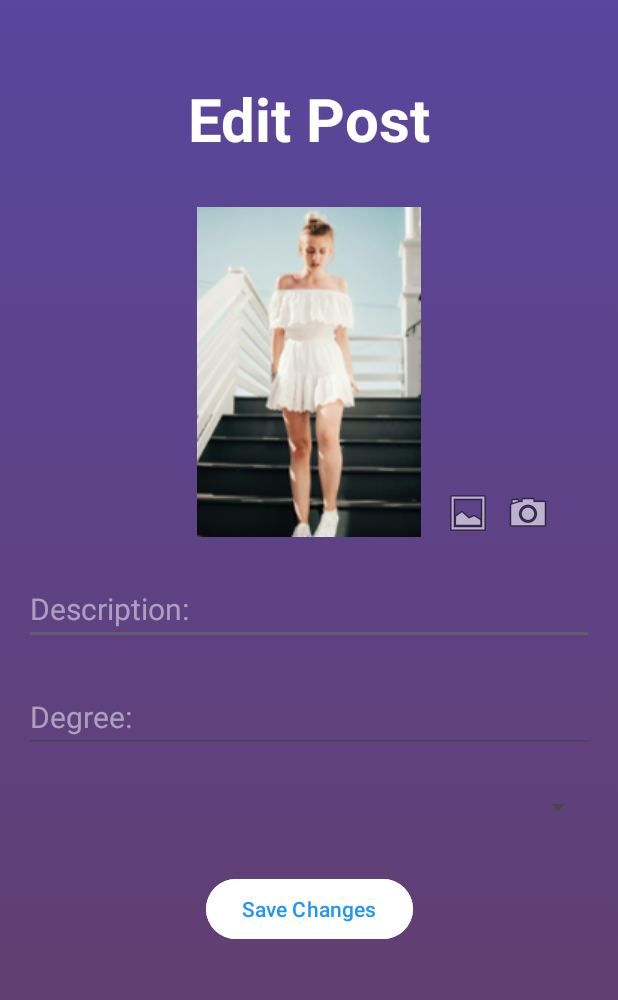
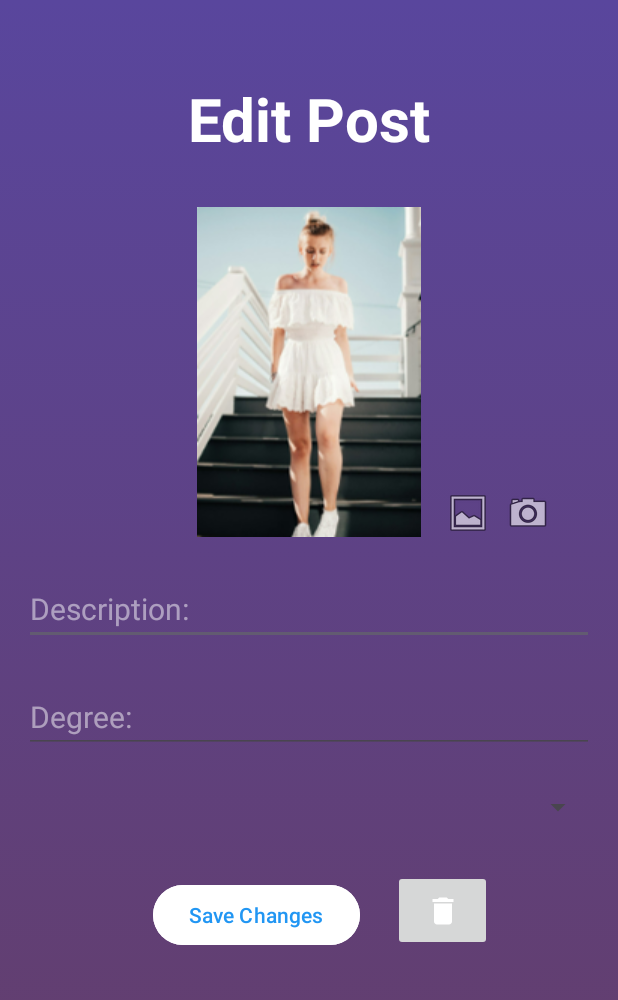
Before and after one commit to talgins47/WearWise, an Android app: the fragment EditPostFragment shown on its own in the app's theme, on a phone screen of 412 x 824 dp. Shown: the top 1000 px of the screen. Run offline under Robolectric (Android 15) with nearby library versions, the phone set to English and light mode, and no system bars; our stand-ins replace Firebase (no records; nobody signed in at launch, a user with empty details on screens opened directly), Picasso, navigation-ui; pictures from the network do not load; 4 statements that could not run were skipped.

Commit message:
edit posts +splash screen

```diff
--- a/app/src/main/java/com/example/wearwise/Adapters/PostAdapter.java
+++ b/app/src/main/java/com/example/wearwise/Adapters/PostAdapter.java
@@ -58,4 +58,8 @@ public class PostAdapter extends RecyclerView.Adapter<PostViewHolder>{
         if(postData == null) return 0;
         return postData.size();
     }
+    public void updateData(List<Post> newPosts) {
+        this.postData = newPosts;
+        notifyDataSetChanged();
+    }
 }
--- a/app/src/main/java/com/example/wearwise/Adapters/PostViewHolder.java
+++ b/app/src/main/java/com/example/wearwise/Adapters/PostViewHolder.java
@@ -27,6 +27,7 @@ public class PostViewHolder extends RecyclerView.ViewHolder {
     TextView tempTextView;
     TextView describeTextView;
     ImageView editButton;
+    ImageView deleteButton;
 
 
     public PostViewHolder(@NonNull View itemView) {
@@ -73,11 +74,11 @@ public class PostViewHolder extends RecyclerView.ViewHolder {
             editButton.setVisibility(View.VISIBLE);
             editButton.setOnClickListener(v -> {
                 String postId = post.getUsername(); // Replace with your post ID getter
-                // Navigate with arguments if needed
                 NavDirections action = ProfilePageFragmentDirections.actionProfilePageFragmentToEditPostFragment();
                 Navigation.findNavController(v).navigate(action);
             });
         } else {
+            deleteButton.setVisibility(View.GONE);
             editButton.setVisibility(View.GONE);
         }
     }
--- a/app/src/main/java/com/example/wearwise/MainActivity.java
+++ b/app/src/main/java/com/example/wearwise/MainActivity.java
@@ -52,7 +52,7 @@ public class MainActivity extends AppCompatActivity {
                 BottomNavigationView navView = findViewById(R.id.main_bottom_navigation);
                 NavigationUI.setupWithNavController(navView, navController);
             }
-        }, 1500);
+        }, 1000);
     }
 
     @Override
--- a/app/src/main/java/com/example/wearwise/model/FireBaseModel.java
+++ b/app/src/main/java/com/example/wearwise/model/FireBaseModel.java
@@ -272,7 +272,7 @@ public class FireBaseModel {
 
 
     public void updatePost(Post post, Model.Listener<Void> listener) {
-        db.collection("Posts").document(post.username).update(Post.toJson(post)).addOnCompleteListener(new OnCompleteListener<Void>() {
+        db.collection("Posts").document(post.id).update(Post.toJson(post)).addOnCompleteListener(new OnCompleteListener<Void>() {
             public void onComplete(@NonNull Task<Void> task) {
                 if (task.isSuccessful()) {
                     Model.instance().refreshAllUsers();
@@ -282,4 +282,8 @@ public class FireBaseModel {
             }
         });
     }
+
+    public void deletePost(Post post) {
+        db.collection("Post").document(post.id).delete();
+    }
 }
--- a/app/src/main/java/com/example/wearwise/model/PostsDao.java
+++ b/app/src/main/java/com/example/wearwise/model/PostsDao.java
@@ -31,4 +31,5 @@ public interface PostsDao {
 
     @Query("select * from Post where username=:username")
     LiveData<Post> getPostByUsername(String username);
+
 }
--- /dev/null
+++ b/app/src/main/res/drawable/delete_icon.xml
@@ -0,0 +1,5 @@
+<vector xmlns:android="http://schemas.android.com/apk/res/android" android:height="24dp" android:tint="#FFFFFF" android:viewportHeight="24" android:viewportWidth="24" android:width="24dp">
+
+    <path android:fillColor="@android:color/white" android:pathData="M6,19c0,1.1 0.9,2 2,2h8c1.1,0 2,-0.9 2,-2V7H6v12zM19,4h-3.5l-1,-1h-5l-1,1H5v2h14V4z"/>
+
+</vector>
--- a/app/src/main/res/layout/fragment_edit_post.xml
+++ b/app/src/main/res/layout/fragment_edit_post.xml
@@ -13,6 +13,16 @@
         <androidx.constraintlayout.widget.ConstraintLayout
             android:layout_width="match_parent"
             android:layout_height="wrap_content">
+
+            <ImageButton
+                android:id="@+id/delete_btn"
+                android:layout_width="66dp"
+                android:layout_height="54dp"
+                android:layout_marginTop="30dp"
+                android:layout_marginEnd="84dp"
+                app:layout_constraintEnd_toEndOf="parent"
+                app:layout_constraintTop_toBottomOf="@+id/citySpinerPost"
+                app:srcCompat="@drawable/delete_icon" />
 
             <TextView
                 android:id="@+id/EditPost"
@@ -95,8 +105,8 @@
                 android:layout_width="0dp"
                 android:layout_height="wrap_content"
                 android:layout_marginStart="16dp"
+                android:layout_marginTop="24dp"
                 android:layout_marginEnd="16dp"
-                android:layout_marginTop="24dp"
                 app:layout_constraintEnd_toEndOf="parent"
                 app:layout_constraintStart_toStartOf="parent"
                 app:layout_constraintTop_toBottomOf="@id/degreePost" />
@@ -106,13 +116,13 @@
                 android:layout_width="wrap_content"
                 android:layout_height="wrap_content"
                 android:layout_marginStart="16dp"
+                android:layout_marginTop="36dp"
                 android:layout_marginEnd="16dp"
-                android:layout_marginTop="32dp"
-                android:layout_marginBottom="52dp"
                 android:backgroundTint="@color/white"
                 android:text="Save Changes"
                 android:textColor="#2196F3"
                 app:layout_constraintEnd_toEndOf="parent"
+                app:layout_constraintHorizontal_bias="0.354"
                 app:layout_constraintStart_toStartOf="parent"
                 app:layout_constraintTop_toBottomOf="@id/citySpinerPost" />
 
--- a/app/src/main/res/menu/bar_menu.xml
+++ b/app/src/main/res/menu/bar_menu.xml
@@ -14,10 +14,6 @@
         android:icon="@drawable/add_24dp"
         android:title="New Post" />
     <item
-        android:id="@+id/likePhotosFragment"
-        android:icon="@drawable/favorite_border_24dp"
-        android:title="Like" />
-    <item
         android:id="@+id/profilePageFragment"
         android:icon="@drawable/profile"
         android:title="Profile" />
```
Also changed, not shown: app/src/main/java/com/example/wearwise/EditPostFragment.java (+16 -14 lines), app/src/main/java/com/example/wearwise/PostsListViewModel.java (+11 -6 lines), app/src/main/java/com/example/wearwise/ProfilePageFragment.java (+20 -36 lines), app/src/main/java/com/example/wearwise/model/Model.java (+7 -4 lines), app/src/main/res/layout/search_post_row.xml (+16 -12 lines).
